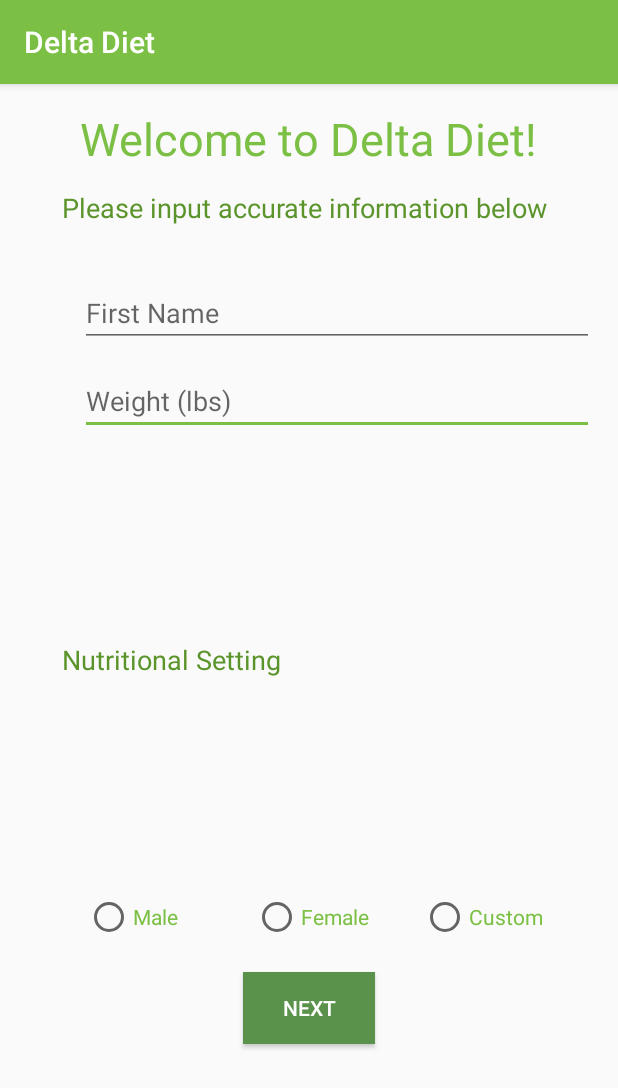
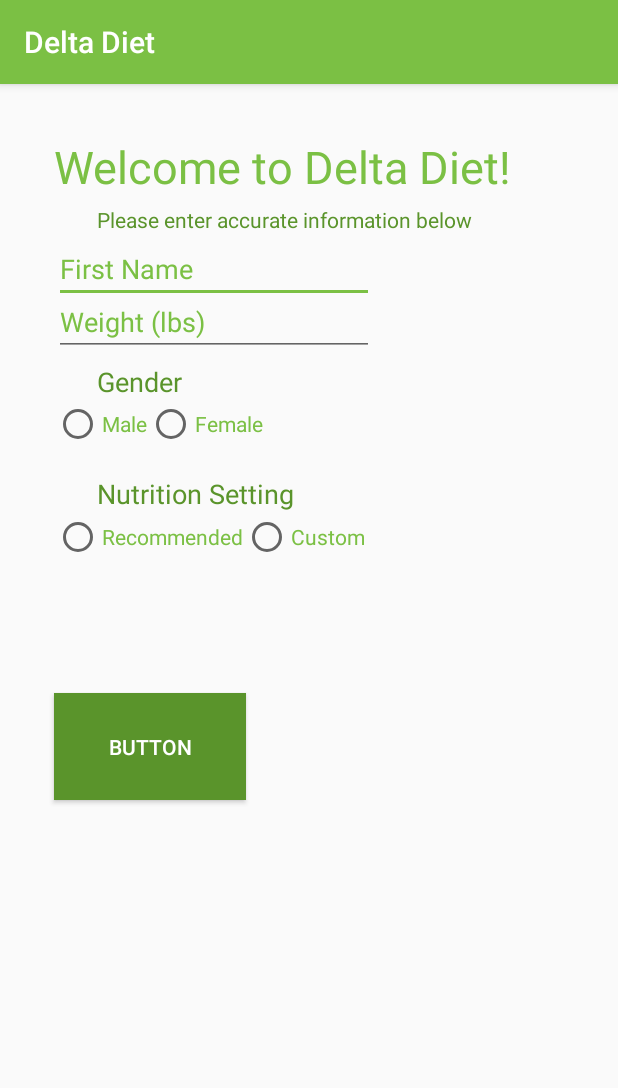
Before and after one commit to james-bonifacio/DeltaHacks3, an Android app: the InitialSetup screen opened directly, with no data from a screen before it, on a phone screen of 412 x 824 dp. Shown: the top 1088 px of the screen. Run offline under Robolectric (Android 15) with nearby library versions, the phone set to English and light mode, and no system bars; 2 statements that could not run were skipped.

Commit message:
initial page

```diff
--- a/app/src/main/java/com/example/james/deltahacks/InitialSetup.java
+++ b/app/src/main/java/com/example/james/deltahacks/InitialSetup.java
@@ -1,13 +1,30 @@
 package com.example.james.deltahacks;
 
+import android.content.DialogInterface;
 import android.support.v7.app.AppCompatActivity;
 import android.os.Bundle;
+import android.view.View;
+import android.widget.EditText;
+import android.widget.RadioButton;
 
 public class InitialSetup extends AppCompatActivity {
-
+    private RadioButton custom;
+    private EditText field;
     @Override
     protected void onCreate(Bundle savedInstanceState) {
         super.onCreate(savedInstanceState);
         setContentView(R.layout.activity_initial_setup);
+
+        custom = (RadioButton)findViewById(R.id.customm);
+        field = (EditText)findViewById(R.id.dockey);
+
+        View.OnClickListener listen = new View.OnClickListener() {
+            @Override
+            public void onClick(View v) {
+               // field.setHintTextColo;
+            }
+        };
+
+
     }
 }
--- a/app/src/main/res/layout/activity_initial_setup.xml
+++ b/app/src/main/res/layout/activity_initial_setup.xml
@@ -1,5 +1,5 @@
 <?xml version="1.0" encoding="utf-8"?>
-<RelativeLayout xmlns:android="http://schemas.android.com/apk/res/android"
+<AbsoluteLayout xmlns:android="http://schemas.android.com/apk/res/android"
     xmlns:tools="http://schemas.android.com/tools"
     android:id="@+id/activity_initial_setup"
     android:layout_width="match_parent"
@@ -14,121 +14,138 @@
         android:text="Welcome to Delta Diet!"
         android:layout_width="wrap_content"
         android:layout_height="wrap_content"
-        android:id="@+id/textView"
-        android:layout_alignParentTop="true"
-        android:layout_centerHorizontal="true"
-        android:textAppearance="@style/TextAppearance.AppCompat.Medium"
-        android:textColor="@color/colorPrimary"
-        android:textSize="30sp" />
+        android:layout_x="20dp"
+        android:layout_y="19dp"
+        android:id="@+id/textView14"
+        android:textSize="30sp"
+        android:textColor="@color/colorPrimary" />
 
     <TextView
-        android:text="Please input accurate information below "
+        android:text="Please enter accurate information below"
         android:layout_width="wrap_content"
         android:layout_height="wrap_content"
-        android:layout_marginTop="13dp"
-        android:id="@+id/textView2"
-        android:textSize="18sp"
-        android:layout_below="@+id/textView"
-        android:layout_centerHorizontal="true"
-        android:textColor="#5a942b" />
+        android:layout_x="49dp"
+        android:layout_y="65dp"
+        android:id="@+id/textView15"
+        android:textColor="@color/colorPrimaryDark" />
 
     <EditText
-        android:layout_width="match_parent"
+        android:layout_width="wrap_content"
         android:layout_height="wrap_content"
         android:inputType="textPersonName"
         android:ems="10"
-        android:id="@+id/editText"
-        android:textColor="#7BC044"
-        android:layout_marginTop="13dp"
-        android:layout_below="@+id/editText2"
-        android:layout_alignLeft="@+id/editText2"
-        android:layout_alignStart="@+id/editText2"
-        android:hint="Weight (lbs)" />
-
-    <Button
-        android:text="Next"
-        android:layout_width="wrap_content"
-        android:layout_height="wrap_content"
-        android:id="@+id/button"
-        android:layout_marginBottom="112dp"
-        android:layout_alignParentBottom="true"
-        android:layout_centerHorizontal="true"
-        android:background="#5a924b"
-        android:onClick="#7BC044"
-        android:textColor="@android:color/white" />
+        android:layout_x="20dp"
+        android:layout_y="85dp"
+        android:id="@+id/editText8"
+        android:hint="First Name"
+        android:textColor="@color/colorPrimary"
+        android:textColorHint="@color/colorPrimary" />
 
     <EditText
-        android:layout_width="match_parent"
+        android:layout_width="wrap_content"
         android:layout_height="wrap_content"
         android:inputType="textPersonName"
         android:ems="10"
-        android:id="@+id/editText2"
-        android:layout_marginTop="35dp"
-        android:textColor="#7bc044"
-        android:layout_below="@+id/textView2"
-        android:layout_alignLeft="@+id/textView"
-        android:layout_alignStart="@+id/textView"
-        android:hint="First Name" />
+        android:layout_x="20dp"
+        android:layout_y="120dp"
+        android:id="@+id/editText9"
+        android:hint="Weight (lbs)"
+        android:textColor="@color/colorPrimary"
+        android:textColorHint="@color/colorPrimary" />
 
-    <LinearLayout
-        android:id="@+id/linearLayout1"
-        android:layout_width="match_parent"
+    <TextView
+        android:text="Nutrition Setting"
+        android:layout_width="wrap_content"
+        android:layout_height="wrap_content"
+        android:layout_x="49dp"
+        android:layout_y="245dp"
+        android:id="@+id/textView16"
+        android:textSize="18sp"
+        android:textColor="@color/colorPrimaryDark" />
+
+    <TextView
+        android:text="Gender"
+        android:layout_width="wrap_content"
+        android:layout_height="wrap_content"
+        android:layout_x="49dp"
+        android:layout_y="170dp"
+        android:id="@+id/textView17"
+        android:textSize="18sp"
+        android:textColor="@color/colorPrimaryDark" />
+
+    <RadioGroup
+        android:layout_width="wrap_content"
         android:layout_height="wrap_content"
         android:orientation="horizontal"
-        android:gravity="center_horizontal"
-        android:padding="3dp"
-        android:weightSum="3"
-        android:layout_marginBottom="17dp"
-        android:layout_above="@+id/button"
-        android:layout_alignLeft="@+id/editText"
-        android:layout_alignStart="@+id/editText">
+        android:layout_x="20dp"
+        android:layout_y="195dp">
 
         <RadioButton
             android:text="Male"
-            android:layout_width="0dp"
+            android:layout_width="wrap_content"
             android:layout_height="wrap_content"
+            android:id="@+id/radioButton12"
             android:layout_weight="1"
-            android:id="@+id/radioButton"
-            android:layout_centerVertical="true"
-            android:layout_alignLeft="@+id/editText"
-            android:layout_alignStart="@+id/editText"
+            android:layout_x="23dp"
+            android:layout_y="201dp"
             android:textColor="@color/colorPrimary" />
 
         <RadioButton
             android:text="Female"
-            android:layout_width="0dp"
+            android:layout_width="wrap_content"
             android:layout_height="wrap_content"
+            android:id="@+id/radioButton11"
             android:layout_weight="1"
-            android:id="@+id/radioButton2"
-            android:layout_alignBaseline="@+id/radioButton"
-            android:layout_alignBottom="@+id/radioButton"
-            android:layout_toRightOf="@+id/radioButton"
-            android:layout_toEndOf="@+id/radioButton"
+            android:layout_x="131dp"
+            android:layout_y="201dp"
+            android:textColor="@color/colorPrimary" />
+
+    </RadioGroup>
+
+    <RadioGroup
+        android:layout_width="wrap_content"
+        android:layout_height="wrap_content"
+        android:layout_weight="1"
+        android:orientation="horizontal"
+        android:layout_y="270dp"
+        android:layout_x="20dp">
+
+        <RadioButton
+            android:text="Recommended"
+            android:layout_width="wrap_content"
+            android:layout_height="wrap_content"
+            android:id="@+id/radioButton14"
+            android:layout_weight="1"
             android:textColor="@color/colorPrimary" />
 
         <RadioButton
             android:text="Custom"
-            android:layout_width="0dp"
+            android:layout_width="wrap_content"
             android:layout_height="wrap_content"
+            android:id="@+id/radioButton13"
             android:layout_weight="1"
-            android:layout_alignTop="@+id/radioButton2"
-            android:layout_toRightOf="@+id/radioButton2"
-            android:layout_toEndOf="@+id/radioButton2"
-            android:id="@+id/radioButton3"
-            tools:width="30dp"
             android:textColor="@color/colorPrimary" />
+    </RadioGroup>
 
-    </LinearLayout>
-
-    <TextView
-        android:text="Nutritional Setting"
+    <EditText
         android:layout_width="wrap_content"
         android:layout_height="wrap_content"
-        android:layout_centerVertical="true"
-        android:layout_alignLeft="@+id/textView2"
-        android:layout_alignStart="@+id/textView2"
-        android:id="@+id/textView3"
-        android:textColor="@color/colorPrimaryDark"
-        android:textSize="18sp" />
+        android:inputType="textPersonName"
+        android:ems="10"
+        android:layout_x="20dp"
+        android:layout_y="315dp"
+        android:id="@+id/editText10"
+        android:hint="Doctor Key"
+        android:visibility="invisible" />
 
-</RelativeLayout>
+    <Button
+        android:text="Button"
+        android:layout_width="128dp"
+        android:layout_height="71dp"
+        android:layout_x="20dp"
+        android:layout_y="390dp"
+        android:id="@+id/button2"
+        android:textColor="@android:color/white"
+        android:background="@color/colorPrimaryDark" />
+
+</AbsoluteLayout>
```
